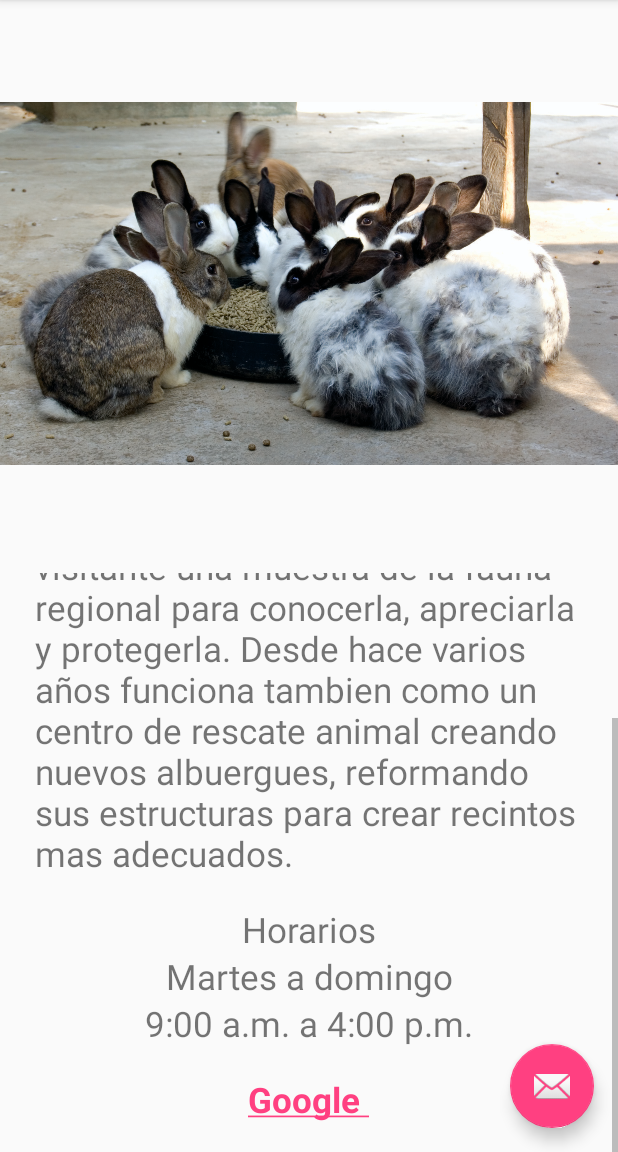
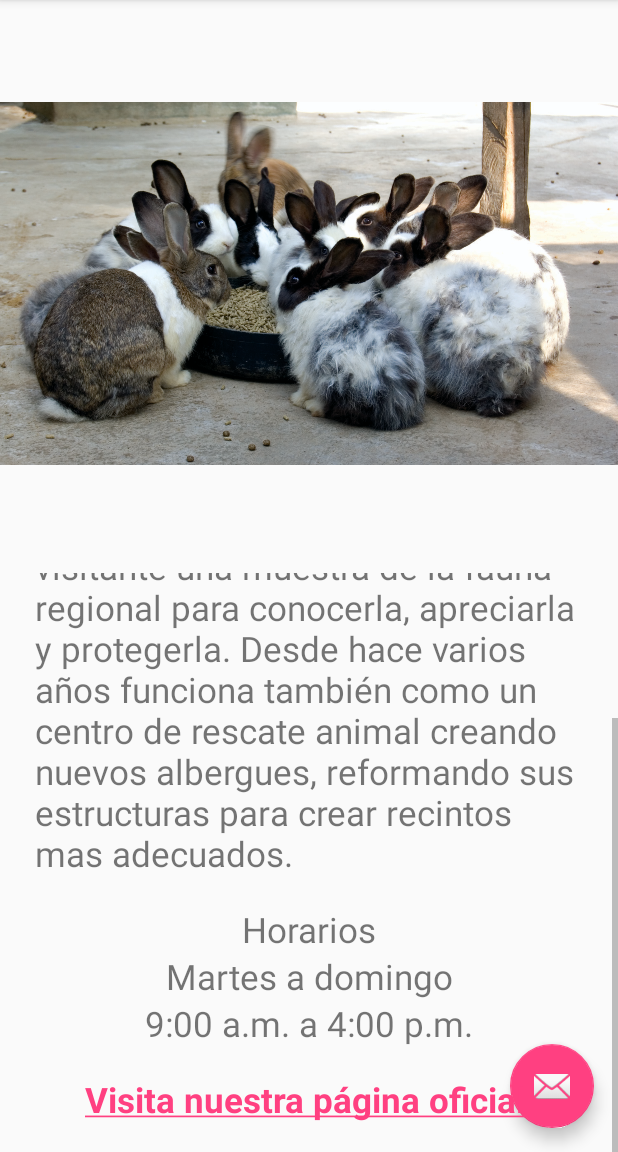
Before and after one commit to MinervaZooXela/MinervaZooXela, an Android app: the screen it shows after launch (MainActivity), scrolled down 129 dp, on a phone screen of 412 x 824 dp, the part 84-1236 px from its top. Run offline under Robolectric (Android 15) with nearby library versions, the phone set to English and light mode, and no system bars; our stand-ins replace sdp/ssp sizes.

Commit message:
Commit Eduardo

```diff
--- a/app/src/main/java/gt/edu/intecap/minervazoo/myapplication/vista/Noticias.java
+++ b/app/src/main/java/gt/edu/intecap/minervazoo/myapplication/vista/Noticias.java
@@ -17,6 +17,7 @@ public class Noticias extends Fragment {
     private static final int INTERVALO = 5000;
     private ViewFlipper flipper;
     private TextView paginaOficial;
+    private String urlPaginaOficial;
 
     @Override
     public View onCreateView(LayoutInflater inflater, ViewGroup container,
@@ -36,8 +37,18 @@ public class Noticias extends Fragment {
 
         paginaOficial = (TextView) vista.findViewById(R.id.tvPaginaOficial);
         paginaOficial.setMovementMethod(LinkMovementMethod.getInstance());
-        String text = "<a href='http://www.google.com'> Google </a>";
-        paginaOficial.setText(Html.fromHtml(text));
+        urlPaginaOficial = "<a href='https://www.facebook.com/ZOOLOGICO-MINERVA-QUETZALTENANGO-159173550812934'> Visita nuestra página oficial </a>";
+        paginaOficial.setText(Html.fromHtml(urlPaginaOficial));
         return vista;
     }
+
+    @Override
+    public void onResume() {
+        super.onResume();
+    }
+
+    @Override
+    public void onDestroyView() {
+        super.onDestroyView();
+    }
 }
--- a/app/src/main/res/values/strings.xml
+++ b/app/src/main/res/values/strings.xml
@@ -18,7 +18,7 @@
     <string name="contactenos">Contactenos</string>
     <string name="ubicacion">Ubicacion</string>
     <string name="acerca_de">Acerca de</string>
-    <string name="noticias_zoologico">El parque Zoologico Municipal Minerva pertenece a la municipalidad de Quetzaltenango. Tiene por objeto presentar al visitante una muestra de la fauna regional para conocerla, apreciarla y protegerla. Desde hace varios años funciona tambien como un centro de rescate animal creando nuevos albuergues, reformando sus estructuras para crear recintos mas adecuados.</string>
+    <string name="noticias_zoologico">El parque Zoológico Municipal Minerva pertenece a la municipalidad de Quetzaltenango. Tiene por objeto presentar al visitante una muestra de la fauna regional para conocerla, apreciarla y protegerla. Desde hace varios años funciona también como un centro de rescate animal creando nuevos albergues, reformando sus estructuras para crear recintos mas adecuados.</string>
     <string name="horarios">Horarios</string>
     <string name="martes_domingo">Martes a domingo</string>
     <string name="nuevo_a_cuatro">9:00 a.m. a 4:00 p.m.</string>
```
